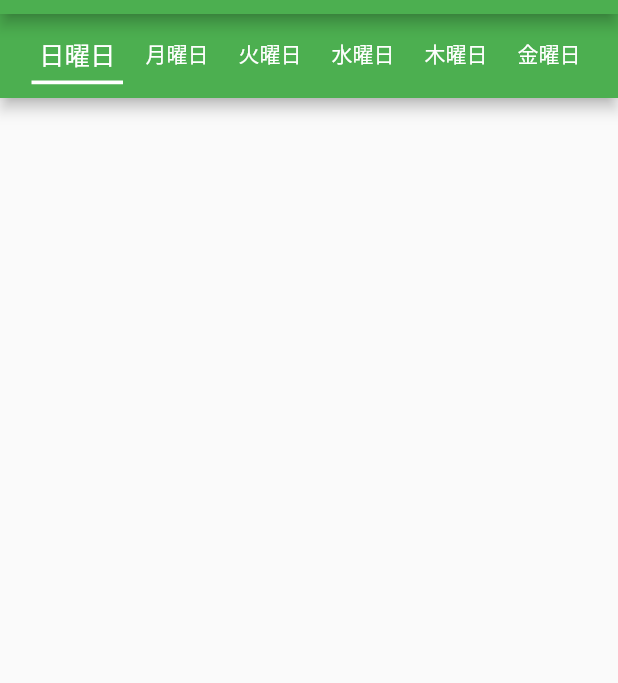
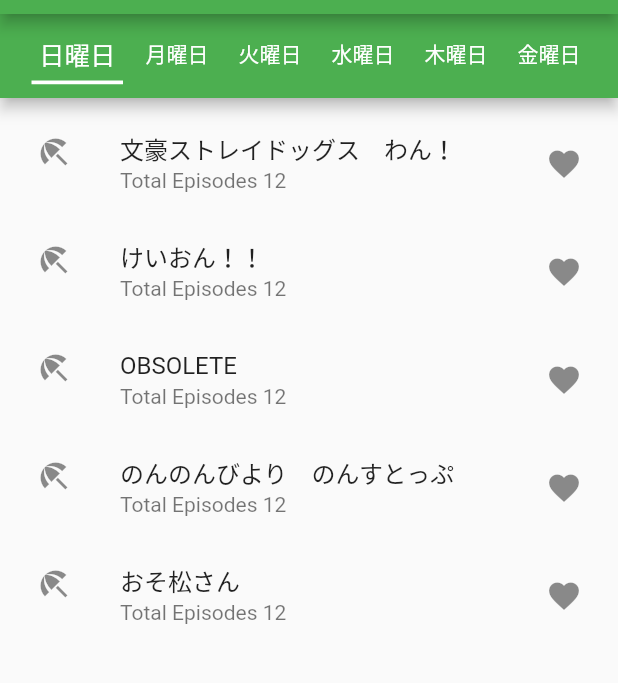
Before and after one commit to wakabayashiryo/anime_manage_app, a Flutter app: the screen it shows after launch, on a phone screen of 412 x 824 dp, the part 70-753 px from its top. Run offline on Flutter 3.47's test engine with Material 2 defaults, Android fonts, the phone set to English and light mode, and no system bars; our stand-ins replace sqflite; accounts and stored records are empty.

Commit message:
change check method to change when least checked

```diff
--- a/anime_manage_app/lib/database.dart
+++ b/anime_manage_app/lib/database.dart
@@ -6,7 +6,7 @@ class ProgramInformation {
   String? title;
   int? totalEpisode;
   int? weekDays;
-  List<bool>? progress;
+  List<bool>? progress = [];
 
   @override
   String toString() {
@@ -60,12 +60,37 @@ class ProgramInfoModel with ChangeNotifier {
   //initialize seedData
   ProgramInfoModel() {
     refreshData();
+    _listData.add(ProgramInformation(
+        title: '文豪ストレイドッグス　わん！',
+        weekDays: DateTime.sunday,
+        totalEpisode: 12,
+        progress: [false]));
+    _listData.add(ProgramInformation(
+        title: 'けいおん！！',
+        weekDays: DateTime.sunday,
+        totalEpisode: 12,
+        progress: [false]));
+    _listData.add(ProgramInformation(
+        title: 'OBSOLETE',
+        weekDays: DateTime.sunday,
+        totalEpisode: 12,
+        progress: [false]));
+    _listData.add(ProgramInformation(
+        title: 'のんのんびより　のんすとっぷ',
+        weekDays: DateTime.sunday,
+        totalEpisode: 12,
+        progress: [false]));
+    _listData.add(ProgramInformation(
+        title: 'おそ松さん',
+        weekDays: DateTime.sunday,
+        totalEpisode: 12,
+        progress: [false]));
   }
 
   List<ProgramInformation> get listData => _listData;
 
   void refreshData() async {
-    _listData = await dbHelper.getDBlist();
+    // _listData = await dbHelper.getDBlist();
   }
 
   void createTitle(ProgramInformation data) {
@@ -90,6 +115,10 @@ class ProgramInfoModel with ChangeNotifier {
 
   void toggleProgress(ProgramInformation data, int progindex) {
     data.progress?[progindex] = !data.progress![progindex];
+    if(data.progress?[data.progress!.length-1]==true){
+      data.progress?.add(false);
+    }
+
     refreshData();
     notifyListeners();
   }
--- a/anime_manage_app/lib/database_helper.dart
+++ b/anime_manage_app/lib/database_helper.dart
@@ -8,13 +8,7 @@ import 'database.dart';
 class DatabaseHelper {
   final String tableName = "titleData";
   int? version = 1;
-  final String tableStructure = """
-  id INTEGER PRIMARY KEY,
-  title TEXT,
-  totalEpisode INTEGER,
-  weekDays INTEGER,
-  progress TEXT,
-  """;
+  final String tableStructure = 'id INTEGER PRIMARY KEY, title TEXT, totalEpisode INTEGER, weekDays INTEGER, progress TEXT';
 
   // make this a singleton class
   DatabaseHelper._createInstance();
@@ -37,11 +31,7 @@ class DatabaseHelper {
   }
 
   Future _onCreate(Database db, int version) async {
-    await db.execute('''
-          CREATE TABLE
-          $tableName
-          ($tableStructure)
-          ''');
+    await db.execute('CREATE TABLE $tableName ($tableStructure)');
   }
 
   Future<int?> insert(ProgramInformation info) async {
```
